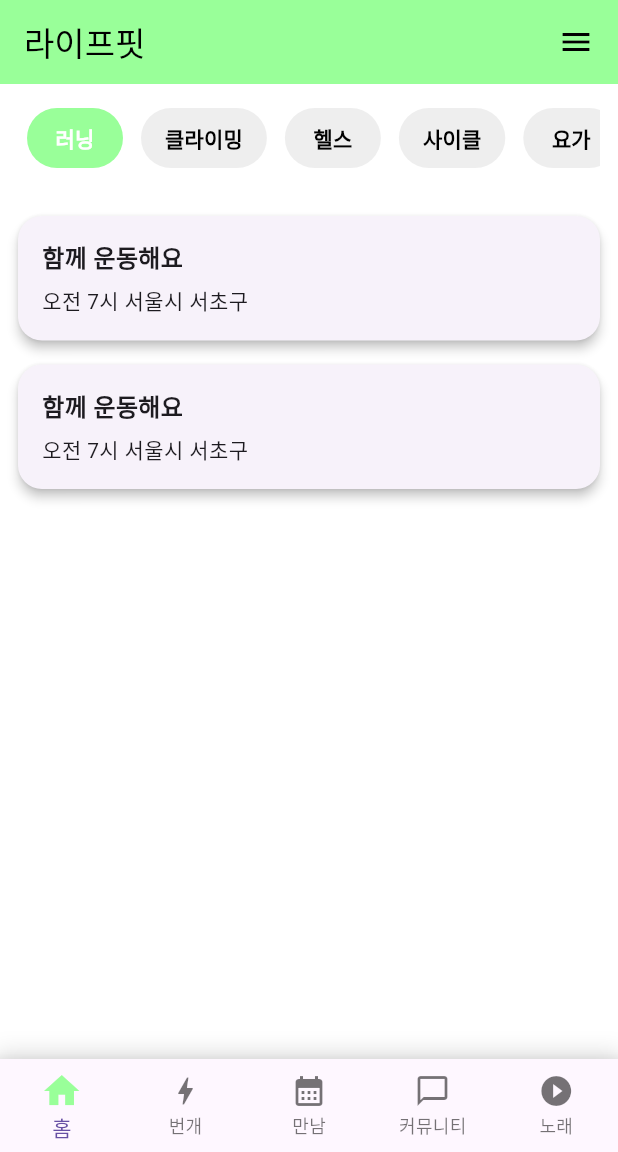
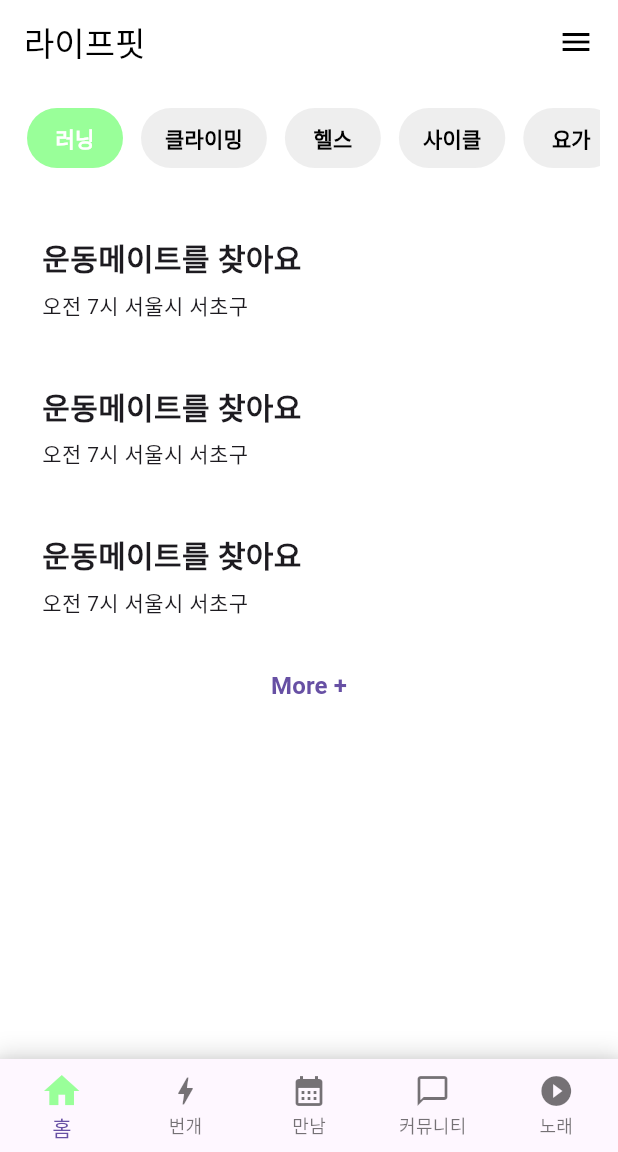
Before and after one commit to BaekChanWoo/lifefit, a Flutter app: the screen it shows after launch, swiped to page 2, on a phone screen of 412 x 824 dp, the part 84-1236 px from its top. Run offline on Flutter 3.47's test engine with Material 3 defaults, Android fonts, the phone set to English and light mode, and no system bars; our stand-ins replace table_calendar.

Commit message:
번개 수정

```diff
--- a/lib/component/meet_up/post_list.dart
+++ b/lib/component/meet_up/post_list.dart
@@ -23,11 +23,12 @@ class PostList extends StatelessWidget {
           final post = posts[index];
 
           return Card(
-            shape: RoundedRectangleBorder(
+            shape: ContinuousRectangleBorder(
               borderRadius: BorderRadius.circular(16),
             ),
-            elevation: 3,
-            margin: const EdgeInsets.symmetric(vertical: 8),
+            elevation: 0,
+            margin: const EdgeInsets.symmetric(vertical: 5),
+            color: Colors.white,
             child: Padding(
               padding: const EdgeInsets.all(16.0),
               child: Column(
@@ -36,7 +37,7 @@ class PostList extends StatelessWidget {
                   Text(
                     post.title,
                     style: const TextStyle(
-                      fontSize: 16,
+                      fontSize: 20,
                       fontWeight: FontWeight.bold,
                     ),
                   ),
--- a/lib/screen/meet_up.dart
+++ b/lib/screen/meet_up.dart
@@ -16,23 +16,25 @@ class _MeetUpScreenState extends State<MeetUpScreen> {
   // 카테고리 목록
   final List<String> categories = ['러닝', '클라이밍', '헬스', '사이클', '요가'];
 
-  //카테고리 현재값
+  // 현재 선택된 카테고리
   String selectedCategory = '러닝';
-  //임시 데이터
-  final List<Post> _allPosts = List.generate(
-    10,
-        (index) => Post(
-      title: '함께 운동해요',
-      description: '오전 7시 서울시 서초구',
-      category: ['러닝', '클라이밍', '헬스', '사이클', '요가'][index % 5],
-    ),
-  );
 
-  int _visiblePostCount = 3; //3개 게시글
+  // 각 카테고리에 대해 4개의 모집글을 자동 생성
+  late final List<Post> _allPosts = [
+    for (String category in categories)
+      for (int i = 1; i <= 4; i++)
+        Post(
+          title: '운동메이트를 찾아요',
+          description: '오전 7시 서울시 서초구',
+          category: category,
+        )
+  ];
+
+  int _visiblePostCount = 3; // 처음에 보이는 게시글 수
 
   @override
   Widget build(BuildContext context) {
-    // 선택된 카테고리 게시물 필터링
+    // 선택된 카테고리에 해당하는 게시물만 필터링
     final filteredPosts = _allPosts
         .where((post) => post.category == selectedCategory)
         .take(_visiblePostCount)
@@ -46,7 +48,7 @@ class _MeetUpScreenState extends State<MeetUpScreen> {
     return Scaffold(
       backgroundColor: const Color(0xFFFFFFFF),
       appBar: AppBar(
-        backgroundColor: PRIMARY_COLOR,
+        backgroundColor: const Color(0xFFFFFFFF),
         title: const Text('라이프핏', style: TextStyle(color: Colors.black)),
         actions: const [
           Padding(
@@ -65,7 +67,8 @@ class _MeetUpScreenState extends State<MeetUpScreen> {
               selectedCategory: selectedCategory,
               onCategorySelected: (category) {
                 setState(() {
-                  selectedCategory = category; // 선택 시 상태 갱신
+                  selectedCategory = category;
+                  _visiblePostCount = 3; // 카테고리 바꿀 때도 초기화
                 });
               },
             ),
```
